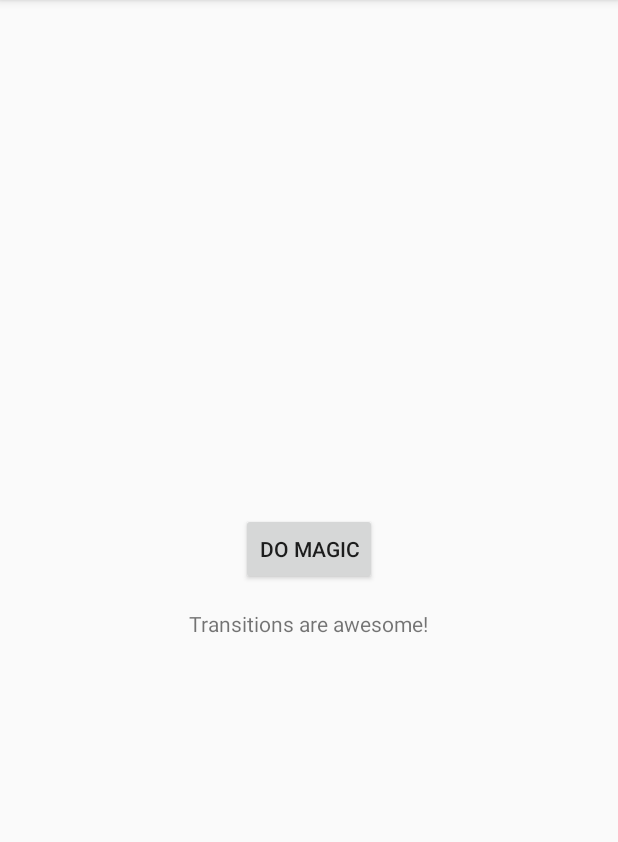
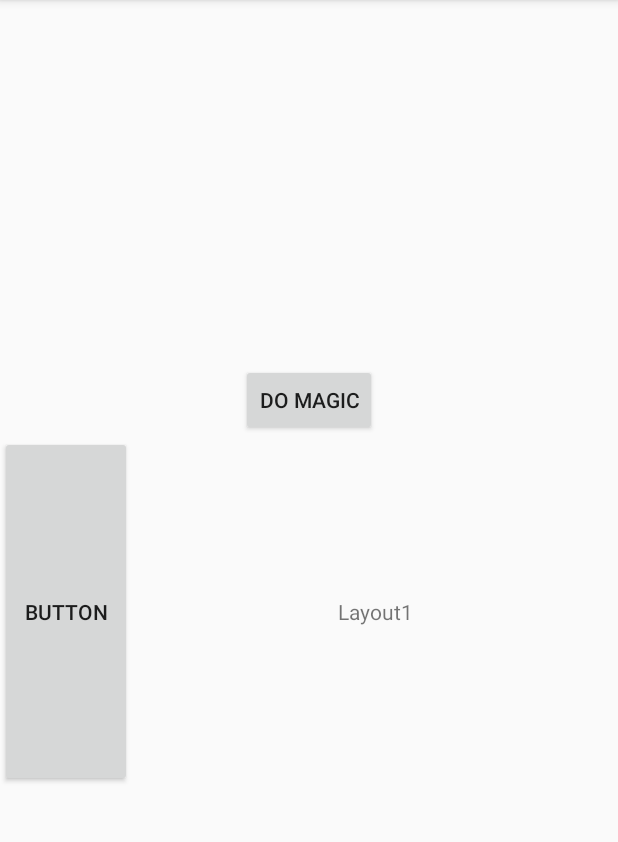
Before and after one commit to comkio/SmartPills, an Android app: the NewTreatmentActivity screen opened directly, with no data from a screen before it, after a tap on "DO MAGIC", on a phone screen of 412 x 824 dp, the part 84-926 px from its top. Run offline under Robolectric (Android 15) with nearby library versions, the phone set to English and light mode, and no system bars.

Commit message:
Esto es la prueba

```diff
--- a/app/src/main/java/upf/edu/smartpills/NewTreatmentActivity.java
+++ b/app/src/main/java/upf/edu/smartpills/NewTreatmentActivity.java
@@ -3,6 +3,7 @@ package upf.edu.smartpills;
 import android.support.transition.TransitionManager;
 import android.support.v7.app.AppCompatActivity;
 import android.os.Bundle;
+import android.support.v7.widget.LinearLayoutCompat;
 import android.view.View;
 import android.view.ViewGroup;
 import android.widget.Button;
@@ -19,6 +20,7 @@ public class NewTreatmentActivity extends AppCompatActivity {
         final ViewGroup transitionsContainer = findViewById(R.id.transitions_container);
         final TextView text = transitionsContainer.findViewById(R.id.text);
         final Button button = transitionsContainer.findViewById(R.id.button);
+        final LinearLayoutCompat linearLayoutCompat = findViewById(R.id.layout2);
         button.setOnClickListener(new View.OnClickListener() {
 
             boolean visible;
@@ -27,7 +29,8 @@ public class NewTreatmentActivity extends AppCompatActivity {
             public void onClick(View v) {
                 TransitionManager.beginDelayedTransition(transitionsContainer);
                 visible = !visible;
-                text.setVisibility(visible ? View.VISIBLE : View.GONE);
+                linearLayoutCompat.setVisibility(visible ? View.VISIBLE : View.GONE);
+
             }
 
         });
--- a/app/src/main/java/upf/edu/smartpills/TreatmentsActivity.java
+++ b/app/src/main/java/upf/edu/smartpills/TreatmentsActivity.java
@@ -5,10 +5,17 @@ import android.support.design.widget.FloatingActionButton;
 import android.support.v7.app.AppCompatActivity;
 import android.os.Bundle;
 import android.view.View;
+import android.widget.ListAdapter;
+import android.widget.ListView;
+
+import java.util.ArrayList;
 
 public class TreatmentsActivity extends AppCompatActivity {
 
 
+
+    ListView treatmentList;
+    ListView pillsList;
     FloatingActionButton button;
     @Override
     protected void onCreate(Bundle savedInstanceState) {
@@ -16,7 +23,7 @@ public class TreatmentsActivity extends AppCompatActivity {
         setContentView(R.layout.activity_treatments);
 
 
-
+        //Button Action to another activity
         button = findViewById(R.id.floatingActionButton);
         button.setOnClickListener(new View.OnClickListener() {
             @Override
@@ -27,5 +34,27 @@ public class TreatmentsActivity extends AppCompatActivity {
             }
         });
 
+        treatmentList = findViewById(R.id.treatmentsList);
+        pillsList = findViewById(R.id.pillsList);
+
+        //Putting the treatments name into the listview***
+        //ArrayList<String> treatments = new ArrayList<>();
+        //get all treatment names of db
+        //String[] treatmentsName = db.getTreatmentsName()?;
+        //for (int i = 0; i < treamentsName.length; ++i) {
+        //    treatments.add(values[i]);
+        //}
+        //ListAdapter adapter = new ListAdapter(this, android.R.layout.simple_list_item_1, treatments);
+        //treatmentList.setAdapter(adapter);
+
+        //Putting the pills name into the listview***
+        //ArrayList<String> pills = new ArrayList<>();
+        //get all pill names of db
+        //String[] pillsName = db.getTreatmentsName()?;
+        //for (int i = 0; i < pillsName.length; ++i) {
+        //    pills.add(values[i]);
+        //}
+        //ListAdapter adapter = new ListAdapter(this, android.R.layout.simple_list_item_1, pills);
+        //pillList.setAdapter(adapter);
     }
 }
--- a/app/src/main/res/layout/activity_new_treatment.xml
+++ b/app/src/main/res/layout/activity_new_treatment.xml
@@ -23,4 +23,29 @@
         android:text="Transitions are awesome!"
         android:visibility="gone"/>
 
+    <android.support.v7.widget.LinearLayoutCompat
+        android:layout_width="match_parent"
+        android:layout_height="234dp"
+        android:id="@+id/layout2"
+        android:visibility="gone"
+        >
+
+        <Button
+            android:id="@+id/button3"
+            android:layout_width="wrap_content"
+            android:layout_height="match_parent"
+            android:text="Button" />
+
+        <TextView
+            android:layout_width="match_parent"
+            android:layout_height="match_parent"
+            android:layout_gravity="center"
+            android:gravity="center"
+            android:text="Layout1"
+            android:textAlignment="center" />
+
+
+    </android.support.v7.widget.LinearLayoutCompat>
+
+
 </LinearLayout>
--- a/app/src/main/res/layout/activity_treatments.xml
+++ b/app/src/main/res/layout/activity_treatments.xml
@@ -67,6 +67,7 @@
         app:layout_constraintVertical_bias="1.0" />
 
     <ListView
+        android:id="@+id/treatmentsList"
         android:layout_width="389dp"
         android:layout_height="266dp"
         app:layout_constraintEnd_toEndOf="parent"
@@ -75,6 +76,7 @@
         app:layout_constraintTop_toBottomOf="@+id/textView3" />
 
     <ListView
+        android:id="@+id/pillsList"
         android:layout_width="382dp"
         android:layout_height="165dp"
         android:layout_marginTop="8dp"
```
